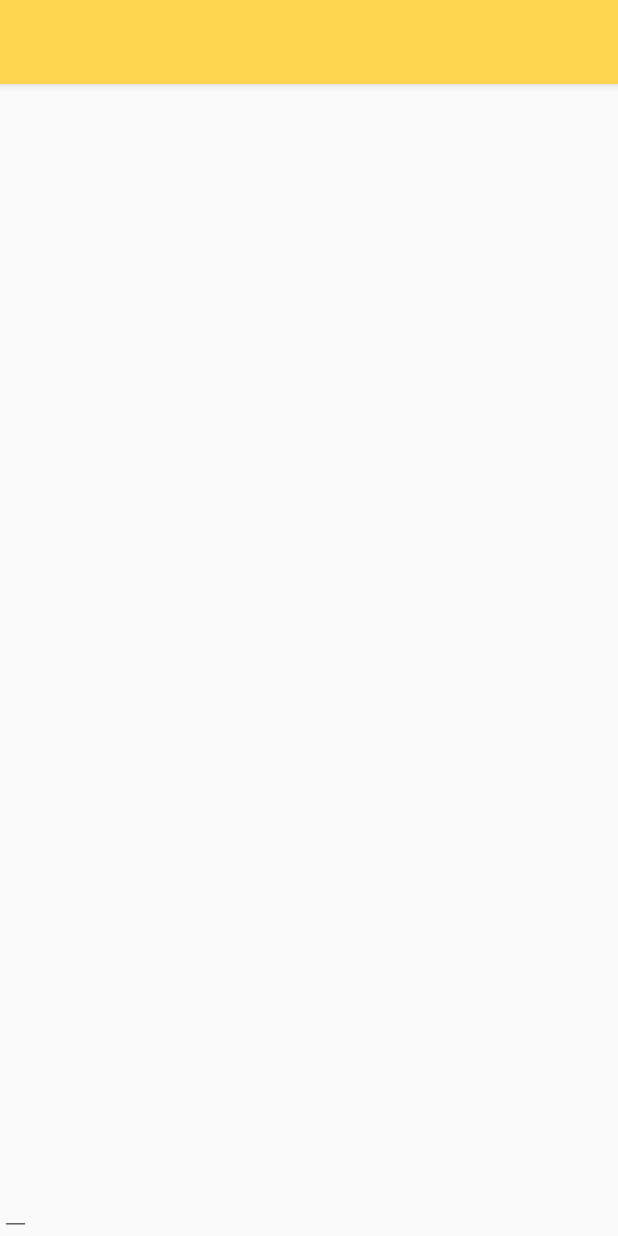
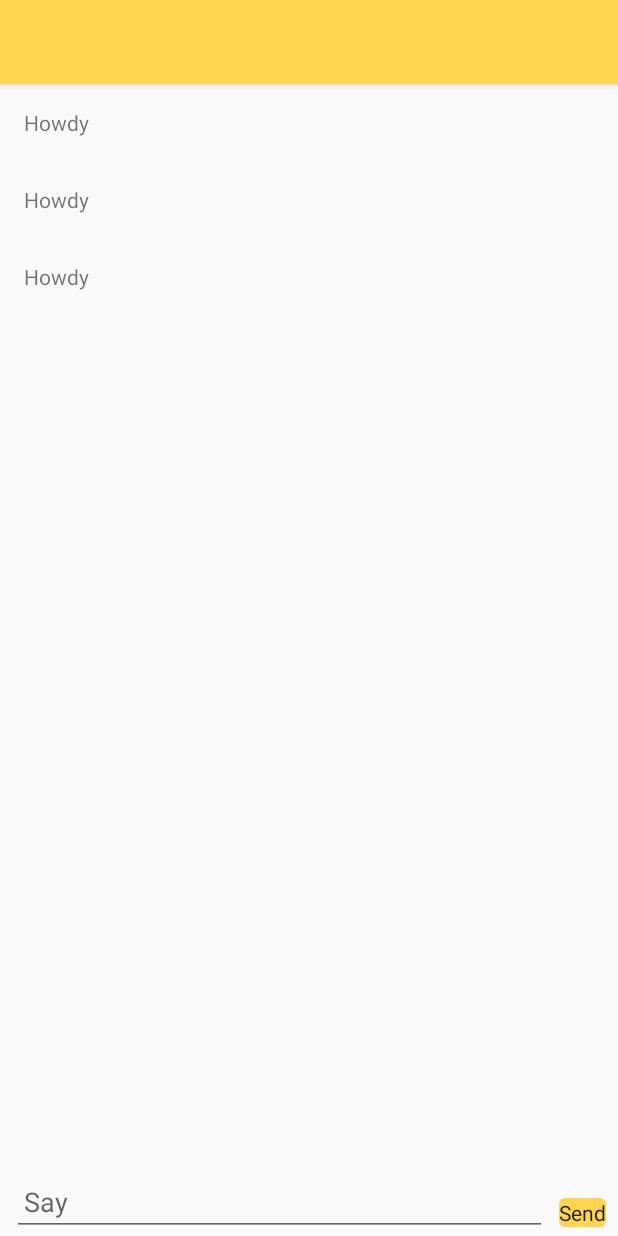
Before and after one commit to Sosh671/Gilvus, an Android app: the layout fragment_chat.xml on its own in the app's theme, with its tools: preview values and no code run, on a phone screen of 412 x 824 dp. Run offline under Robolectric (Android 15) with nearby library versions, the phone set to English and light mode, and no system bars.

Commit message:
added chat xmls

```diff
--- a/app/src/main/res/layout/fragment_chat.xml
+++ b/app/src/main/res/layout/fragment_chat.xml
@@ -1,6 +1,7 @@
 <?xml version="1.0" encoding="utf-8"?>
 <layout xmlns:android="http://schemas.android.com/apk/res/android"
-    xmlns:app="http://schemas.android.com/apk/res-auto">
+    xmlns:app="http://schemas.android.com/apk/res-auto"
+    xmlns:tools="http://schemas.android.com/tools">
 
     <androidx.constraintlayout.widget.ConstraintLayout
         android:layout_width="match_parent"
@@ -28,20 +29,28 @@
             android:layout_height="0dp"
             app:layout_constraintBottom_toTopOf="ed_message"
             app:layout_constraintStart_toStartOf="parent"
-            app:layout_constraintTop_toBottomOf="@id/app_bar" />
+            app:layout_constraintTop_toBottomOf="@id/app_bar"
+            tools:listitem="@layout/item_message_sent" />
 
         <EditText
             android:id="@+id/ed_message"
             android:layout_width="0dp"
             android:layout_height="wrap_content"
+            android:layout_marginStart="8dp"
+            android:layout_marginEnd="8dp"
+            android:hint="@string/Say"
+            android:paddingStart="8dp"
+            android:paddingEnd="8dp"
             app:layout_constraintBottom_toBottomOf="parent"
-            app:layout_constraintEnd_toStartOf="btn_send_message"
+            app:layout_constraintEnd_toStartOf="@+id/btn_send_message"
             app:layout_constraintStart_toStartOf="parent" />
 
         <com.google.android.material.button.MaterialButton
             android:id="@+id/btn_send_message"
             android:layout_width="wrap_content"
             android:layout_height="wrap_content"
+            android:layout_marginEnd="8dp"
+            android:text="@string/send"
             app:layout_constraintBottom_toBottomOf="parent"
             app:layout_constraintEnd_toEndOf="parent" />
 
--- /dev/null
+++ b/app/src/main/res/layout/item_message_sent.xml
@@ -0,0 +1,21 @@
+<?xml version="1.0" encoding="utf-8"?>
+<layout xmlns:android="http://schemas.android.com/apk/res/android"
+    xmlns:app="http://schemas.android.com/apk/res-auto"
+    xmlns:tools="http://schemas.android.com/tools">
+
+    <androidx.constraintlayout.widget.ConstraintLayout
+        android:layout_width="match_parent"
+        android:layout_height="wrap_content">
+
+        <TextView
+            android:id="@+id/tx_message"
+            android:layout_width="wrap_content"
+            android:layout_height="wrap_content"
+            android:padding="16dp"
+            app:layout_constraintStart_toStartOf="parent"
+            app:layout_constraintTop_toTopOf="parent"
+            tools:text="Howdy" />
+
+    </androidx.constraintlayout.widget.ConstraintLayout>
+
+</layout>
--- a/app/src/main/res/values/strings.xml
+++ b/app/src/main/res/values/strings.xml
@@ -9,4 +9,6 @@
 
     <string name="menu_home">Home</string>
     <string name="home">Home</string>
+    <string name="send">Send</string>
+    <string name="Say">Say</string>
 </resources>
```
Also changed, not shown: app/src/main/res/layout/item_message_received.xml (added, +21 -0 lines).
